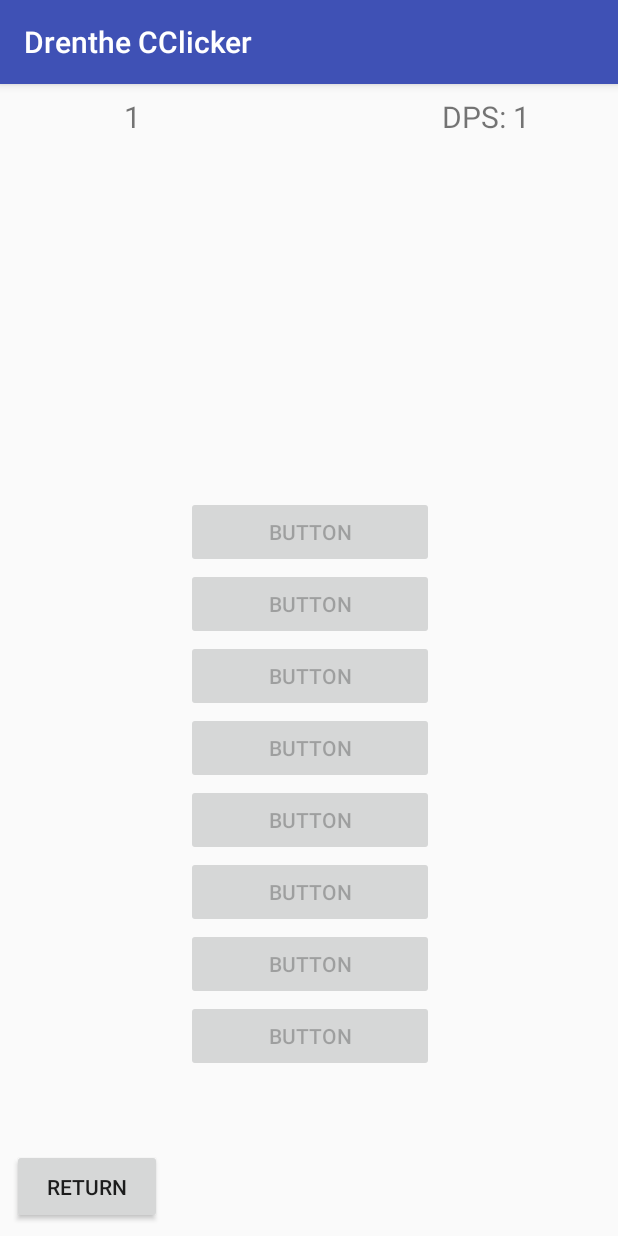
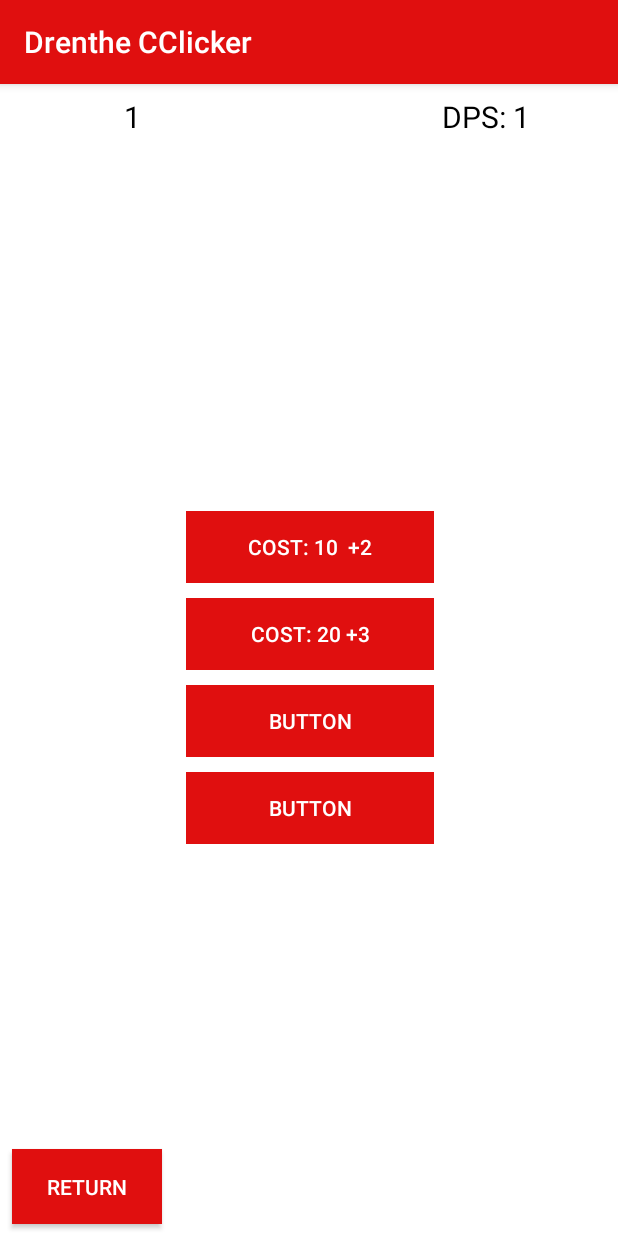
Before and after one commit to Peetie2000/AS_HelloWorld, an Android app: the screen it shows after launch (Activity2), after a tap on "SHOP", on a phone screen of 412 x 824 dp. Run offline under Robolectric (Android 15) with nearby library versions, the phone set to English and light mode, and no system bars; 1 other tap on this screen came first.

Commit message:
nieuwe style + buttons blijven weg na aankoop

```diff
--- a/app/src/main/java/com/example/patrick/helloworld/Activity2.java
+++ b/app/src/main/java/com/example/patrick/helloworld/Activity2.java
@@ -18,7 +18,8 @@ public class Activity2 extends AppCompatActivity {
     int clickCounter;
     int clickValue;
     boolean balancecheck;
-    boolean buttonCheck1;
+    int buttonCheck1;
+    int buttonCheck2;
     String test;
 
     @Override
@@ -26,14 +27,24 @@ public class Activity2 extends AppCompatActivity {
         super.onCreate(savedInstanceState);
         setContentView(R.layout.activity_2);
 
+        if (buttonCheck1 != 1){
+            buttonCheck1 = 0;
+        }
+        if (buttonCheck2 != 1){
+            buttonCheck2 = 0;
+        }
+
         Bundle extras = getIntent().getExtras();
         if (extras != null) {
             Intent intent = getIntent();
             String clickCounterText = (intent.getStringExtra("clickCounter"));
             String clickValueText = (intent.getStringExtra("clickValue"));
+            String buttonCheckValue1 = (intent.getStringExtra("buttonCheck1"));
+            String buttonCheckValue2 = (intent.getStringExtra("buttonCheck2"));
             clickCounter = Integer.parseInt(clickCounterText);
             clickValue = Integer.parseInt(clickValueText);
-            buttonCheck1 = intent.getBooleanExtra("buttonCheck1", true);
+            buttonCheck1 = Integer.parseInt(buttonCheckValue1);
+            buttonCheck2 = Integer.parseInt(buttonCheckValue2);
         }
 
         b_returnButton = (Button) findViewById(returnButton);
@@ -53,16 +64,20 @@ public class Activity2 extends AppCompatActivity {
         b_buyButton2.setEnabled(false);
         b_buyButton3.setEnabled(false);
         b_buyButton4.setEnabled(false);
-        b_buyButton5.setEnabled(false);
-        b_buyButton6.setEnabled(false);
-        b_buyButton7.setEnabled(false);
-        b_buyButton8.setEnabled(false);
+        b_buyButton5.setVisibility(View.GONE);
+        b_buyButton6.setVisibility(View.GONE);
+        b_buyButton7.setVisibility(View.GONE);
+        b_buyButton8.setVisibility(View.GONE);
 
         tv_textBalance.setText("" + clickCounter + "");
         tv_textDPS.setText("DPS: " + clickValue + "");
-    if (buttonCheck1 = false){
+    if (buttonCheck1 == 1){
         b_buyButton1.setVisibility(View.GONE);
     }
+
+        if (buttonCheck2 == 1){
+            b_buyButton2.setVisibility(View.GONE);
+        }
 
     if (clickCounter >=10) {
         b_buyButton1.setEnabled(true);
@@ -75,7 +90,8 @@ public class Activity2 extends AppCompatActivity {
                 b_buyButton1.setEnabled(false);
                 tv_textBalance.setText("" + clickCounter + "");
                 tv_textDPS.setText("DPS: " + clickValue + "");
-                buttonCheck1 = false;
+                buttonCheck1 = 1;
+
             }
         });
     }
@@ -91,6 +107,7 @@ public class Activity2 extends AppCompatActivity {
                     b_buyButton2.setEnabled(false);
                     tv_textBalance.setText("" + clickCounter + "");
                     tv_textDPS.setText("DPS: " + clickValue + "");
+                    buttonCheck2 = 1;
                 }
             });
         }
@@ -117,7 +134,8 @@ public class Activity2 extends AppCompatActivity {
                 Intent intent = new Intent(getApplicationContext(), MainActivity.class);
                 intent.putExtra("clickCounter",Integer.toString(clickCounter));
                 intent.putExtra("clickValue", Integer.toString(clickValue));
-                intent.putExtra("buttonCheck1", buttonCheck1);
+                intent.putExtra("buttonCheck1", Integer.toString(buttonCheck1));
+                intent.putExtra("buttonCheck2", Integer.toString(buttonCheck2));
                 startActivity(intent);
 
             }
--- a/app/src/main/java/com/example/patrick/helloworld/MainActivity.java
+++ b/app/src/main/java/com/example/patrick/helloworld/MainActivity.java
@@ -12,9 +12,9 @@ public class MainActivity extends AppCompatActivity {
 
     int clickCounter;
     int clickValue;
-
+    int buttonCheck1;
+    int buttonCheck2;
     boolean item1 = false;
-    boolean buttonCheck1;
     TextView tv_clicks;
     Button b_clickButton, b_shopButton;
     ProgressBar pb_progressBar;
@@ -38,16 +38,18 @@ public class MainActivity extends AppCompatActivity {
             Intent intent = getIntent();
             String clickCounterText = (intent.getStringExtra("clickCounter"));
             String clickValueText = (intent.getStringExtra("clickValue"));
-            buttonCheck1 = intent.getBooleanExtra("buttonCheck1", false);
+            String buttonCheckValue1 = (intent.getStringExtra("buttonCheck1"));
+            String buttonCheckValue2 = (intent.getStringExtra("buttonCheck2"));
             clickCounter = Integer.parseInt(clickCounterText);
             clickValue = Integer.parseInt(clickValueText);
+            buttonCheck1 = Integer.parseInt(buttonCheckValue1);
+            buttonCheck2 = Integer.parseInt(buttonCheckValue2);
         }
         else{
             clickValue = 1;
         }
-        if (buttonCheck1 == true){
-            b_clickButton.setText("wow");
-        }
+
+
         pb_progressBar.setMax(100);
 
         pb_progressBar.setProgress(clickCounter);
@@ -73,7 +75,8 @@ public class MainActivity extends AppCompatActivity {
                 Intent intent = new Intent(getApplicationContext(), Activity2.class);
                 intent.putExtra("clickCounter",Integer.toString(clickCounter));
                 intent.putExtra("clickValue", Integer.toString(clickValue));
-                intent.putExtra("buttonCheck1", buttonCheck1);
+                intent.putExtra("buttonCheck1", Integer.toString(buttonCheck1));
+                intent.putExtra("buttonCheck2", Integer.toString(buttonCheck2));
                 startActivity(intent);
             }
         });
--- a/app/src/main/res/layout/activity_2.xml
+++ b/app/src/main/res/layout/activity_2.xml
@@ -4,7 +4,9 @@
     xmlns:tools="http://schemas.android.com/tools"
     android:layout_width="match_parent"
     android:layout_height="match_parent"
-    tools:context="com.example.patrick.helloworld.Activity2">
+    tools:context="com.example.patrick.helloworld.Activity2"
+    android:background="@color/white">
+
 
     <Button
         android:id="@+id/returnButton"
@@ -14,6 +16,8 @@
         android:layout_marginEnd="8dp"
         android:layout_marginStart="8dp"
         android:layout_marginTop="8dp"
+        android:background="@color/colorPrimary"
+        android:textColor="@color/white"
         android:text="Return"
         app:layout_constraintBottom_toBottomOf="parent"
         app:layout_constraintEnd_toEndOf="parent"
@@ -31,6 +35,7 @@
         android:layout_marginEnd="8dp"
         android:layout_marginStart="8dp"
         android:layout_marginTop="8dp"
+        android:textColor="@color/black"
         android:text="Balance:"
         android:textAlignment="center"
         android:textSize="20dp"
@@ -49,7 +54,8 @@
         android:layout_marginEnd="8dp"
         android:layout_marginStart="8dp"
         android:layout_marginTop="8dp"
-        android:text="TextView"
+        android:text="DPS:"
+        android:textColor="@color/black"
         android:textAlignment="center"
         android:textSize="20dp"
         app:layout_constraintBottom_toBottomOf="parent"
@@ -65,7 +71,7 @@
         android:layout_marginBottom="8dp"
         android:layout_marginEnd="8dp"
         android:layout_marginStart="8dp"
-        android:layout_marginTop="8dp"
+        android:layout_marginTop="10dp"
         android:orientation="vertical"
         app:layout_constraintBottom_toBottomOf="parent"
         app:layout_constraintEnd_toEndOf="parent"
@@ -76,50 +82,70 @@
 
         <Button
             android:id="@+id/buyButton1"
+            android:layout_marginTop="10dp"
             android:layout_width="match_parent"
             android:layout_height="wrap_content"
-            android:text="Button" />
+            android:background="@color/colorPrimary"
+            android:text="Cost: 10  +2"
+            android:textColor="@color/white" />
 
         <Button
             android:id="@+id/buyButton2"
+            android:layout_marginTop="10dp"
             android:layout_width="match_parent"
             android:layout_height="wrap_content"
-            android:text="Button" />
+            android:background="@color/colorPrimary"
+            android:text="Cost: 20 +3"
+            android:textColor="@color/white" />
 
         <Button
             android:id="@+id/buyButton3"
             android:layout_width="match_parent"
             android:layout_height="wrap_content"
-            android:text="Button" />
+            android:background="@color/colorPrimary"
+            android:layout_marginTop="10dp"
+            android:text="Button"
+            android:textColor="@color/white" />
 
         <Button
             android:id="@+id/buyButton4"
             android:layout_width="match_parent"
             android:layout_height="wrap_content"
-            android:text="Button" />
+            android:background="@color/colorPrimary"
+            android:layout_marginTop="10dp"
+            android:text="Button"
+            android:textColor="@color/white" />
 
         <Button
         android:id="@+id/buyButton5"
         android:layout_width="match_parent"
         android:layout_height="wrap_content"
+        android:background="@color/colorPrimary"
+        android:textColor="@color/white"
         android:text="Button" />
 
         <Button
         android:id="@+id/buyButton6"
         android:layout_width="match_parent"
         android:layout_height="wrap_content"
+        android:background="@color/colorPrimary"
+        android:textColor="@color/white"
         android:text="Button" />
 
         <Button
         android:id="@+id/buyButton7"
         android:layout_width="match_parent"
         android:layout_height="wrap_content"
+        android:background="@color/colorPrimary"
+        android:textColor="@color/white"
         android:text="Button" />
 
         <Button
         android:id="@+id/buyButton8"
         android:layout_width="match_parent"
         android:layout_height="wrap_content"
+        android:background="@color/colorPrimary"
+        android:textColor="@color/white"
         android:text="Button" />
     </LinearLayout>
 
--- a/app/src/main/res/layout/activity_main.xml
+++ b/app/src/main/res/layout/activity_main.xml
@@ -4,23 +4,25 @@
     xmlns:tools="http://schemas.android.com/tools"
     android:layout_width="match_parent"
     android:layout_height="match_parent"
-    tools:context="com.example.patrick.helloworld.MainActivity">
+    tools:context="com.example.patrick.helloworld.MainActivity"
+    android:background="@color/white">
 
     <Button
         android:id="@+id/clickButton"
         android:layout_width="88dp"
         android:layout_height="wrap_content"
         android:text="@string/clickButton"
+        android:background="@color/colorPrimary"
+        android:textColor="@color/white"
         app:layout_constraintBottom_toBottomOf="parent"
         app:layout_constraintEnd_toEndOf="parent"
         app:layout_constraintStart_toStartOf="parent"
         app:layout_constraintTop_toTopOf="parent"
         app:layout_constraintVertical_bias="0.539" />
 
-
-
     <TextView
         android:id="@+id/clicks"
+        android:textColor="@color/black"
         android:layout_width="100dp"
         android:layout_height="44dp"
         android:layout_marginEnd="8dp"
@@ -73,6 +75,8 @@
         android:layout_marginStart="8dp"
         android:layout_marginTop="8dp"
         android:text="Shop"
+        android:background="@color/colorPrimary"
+        android:textColor="@color/white"
         app:layout_constraintBottom_toBottomOf="parent"
         app:layout_constraintEnd_toEndOf="parent"
         app:layout_constraintHorizontal_bias="0.0"
--- a/app/src/main/res/values/colors.xml
+++ b/app/src/main/res/values/colors.xml
@@ -1,6 +1,9 @@
 <?xml version="1.0" encoding="utf-8"?>
 <resources>
-    <color name="colorPrimary">#3F51B5</color>
-    <color name="colorPrimaryDark">#303F9F</color>
+    <color name="colorPrimary">#e00f0f</color>
+    <color name="colorPrimaryDark">#a80505</color>
     <color name="colorAccent">#FF4081</color>
+    <color name="gray">#9999</color>
+    <color name="black">#000000</color>
+    <color name="white">#ffffff</color>
 </resources>
```
Lines whose indentation alone changed are shown as unchanged.
